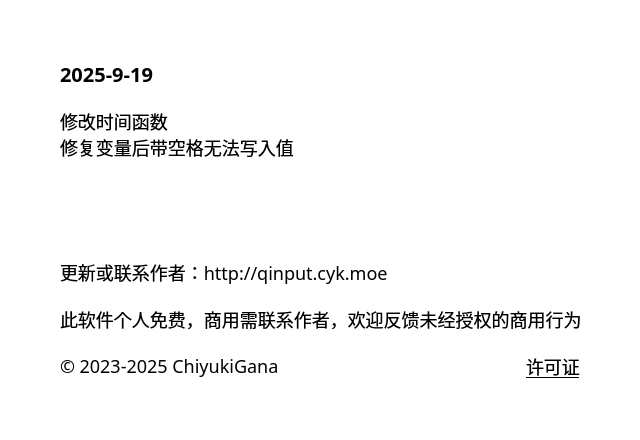
ChiyukiGana/Quickinput, file source/ui/AboutUi.ui: the form before one commit.
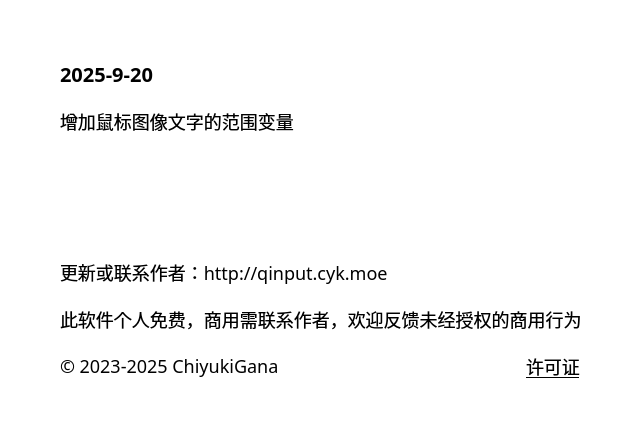
The form after the commit.

The edit to the form file:
```diff
--- a/source/ui/AboutUi.ui
+++ b/source/ui/AboutUi.ui
@@ -90,7 +90,7 @@
          <string notr="true">font-size:20px</string>
         </property>
         <property name="text">
-         <string>2025-9-19</string>
+         <string>2025-9-20</string>
         </property>
         <property name="textFormat">
          <enum>Qt::TextFormat::PlainText</enum>
@@ -106,8 +106,7 @@
          </sizepolicy>
         </property>
         <property name="text">
-         <string>修改时间函数
-修复变量后带空格无法写入值</string>
+         <string>增加鼠标图像文字的范围变量</string>
         </property>
         <property name="textFormat">
          <enum>Qt::TextFormat::PlainText</enum>
```
